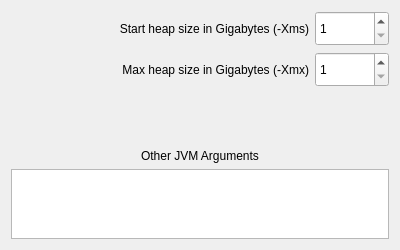
shueppin/PackedMC, file interface/ui_files/advanced_options_popup.ui: the form before one commit.
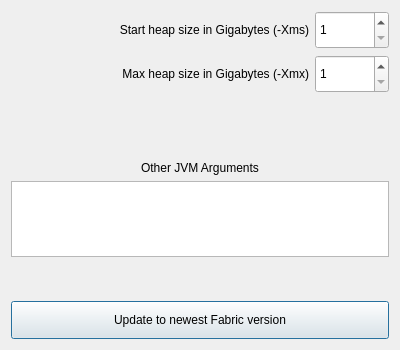
The form after the commit.

Commit message: Add button to update instance to the newest Fabric version

Patch:
```diff
--- a/interface/ui_files/advanced_options_popup.ui
+++ b/interface/ui_files/advanced_options_popup.ui
@@ -7,39 +7,39 @@
     <x>0</x>
     <y>0</y>
     <width>400</width>
-    <height>250</height>
+    <height>350</height>
    </rect>
   </property>
   <property name="windowTitle">
    <string>Advanced JVM Options</string>
   </property>
-  <layout class="QGridLayout" name="gridLayout" rowstretch="1,1,1,1,1" columnstretch="4,1">
-   <item row="0" column="0">
-    <widget class="QLabel" name="label">
+  <layout class="QGridLayout" name="gridLayout" rowstretch="1,1,1,1,2,1,1" columnstretch="4,1">
+   <item row="6" column="0" colspan="2">
+    <widget class="QPushButton" name="UPDATE_FABRIC_VERSION_BUTTON">
      <property name="sizePolicy">
-      <sizepolicy hsizetype="Ignored" vsizetype="Expanding">
+      <sizepolicy hsizetype="Preferred" vsizetype="Expanding">
        <horstretch>0</horstretch>
        <verstretch>0</verstretch>
       </sizepolicy>
      </property>
      <property name="text">
-      <string>Start heap size in Gigabytes (-Xms)</string>
-     </property>
-     <property name="alignment">
-      <set>Qt::AlignRight|Qt::AlignTrailing|Qt::AlignVCenter</set>
+      <string>Update to newest Fabric version</string>
      </property>
     </widget>
    </item>
-   <item row="0" column="1">
-    <widget class="QSpinBox" name="START_HEAP_SIZE">
+   <item row="3" column="0" colspan="2">
+    <widget class="QLabel" name="label_3">
      <property name="sizePolicy">
-      <sizepolicy hsizetype="Minimum" vsizetype="Expanding">
+      <sizepolicy hsizetype="Preferred" vsizetype="Expanding">
        <horstretch>0</horstretch>
        <verstretch>0</verstretch>
       </sizepolicy>
      </property>
-     <property name="minimum">
-      <number>1</number>
+     <property name="text">
+      <string>Other JVM Arguments</string>
+     </property>
+     <property name="alignment">
+      <set>Qt::AlignBottom|Qt::AlignHCenter</set>
      </property>
     </widget>
    </item>
@@ -59,8 +59,8 @@
      </property>
     </widget>
    </item>
-   <item row="1" column="1">
-    <widget class="QSpinBox" name="MAX_HEAP_SIZE">
+   <item row="0" column="1">
+    <widget class="QSpinBox" name="START_HEAP_SIZE">
      <property name="sizePolicy">
       <sizepolicy hsizetype="Minimum" vsizetype="Expanding">
        <horstretch>0</horstretch>
@@ -72,6 +72,9 @@
      </property>
     </widget>
    </item>
+   <item row="4" column="0" colspan="2">
+    <widget class="QTextEdit" name="OTHER_ARGUMENTS"/>
+   </item>
    <item row="2" column="1">
     <spacer name="verticalSpacer">
      <property name="orientation">
@@ -85,25 +88,48 @@
      </property>
     </spacer>
    </item>
-   <item row="4" column="0" colspan="2">
-    <widget class="QTextEdit" name="OTHER_ARGUMENTS"/>
+   <item row="1" column="1">
+    <widget class="QSpinBox" name="MAX_HEAP_SIZE">
+     <property name="sizePolicy">
+      <sizepolicy hsizetype="Minimum" vsizetype="Expanding">
+       <horstretch>0</horstretch>
+       <verstretch>0</verstretch>
+      </sizepolicy>
+     </property>
+     <property name="minimum">
+      <number>1</number>
+     </property>
+    </widget>
    </item>
-   <item row="3" column="0" colspan="2">
-    <widget class="QLabel" name="label_3">
+   <item row="0" column="0">
+    <widget class="QLabel" name="label">
      <property name="sizePolicy">
-      <sizepolicy hsizetype="Preferred" vsizetype="Expanding">
+      <sizepolicy hsizetype="Ignored" vsizetype="Expanding">
        <horstretch>0</horstretch>
        <verstretch>0</verstretch>
       </sizepolicy>
      </property>
      <property name="text">
-      <string>Other JVM Arguments</string>
+      <string>Start heap size in Gigabytes (-Xms)</string>
      </property>
      <property name="alignment">
-      <set>Qt::AlignBottom|Qt::AlignHCenter</set>
+      <set>Qt::AlignRight|Qt::AlignTrailing|Qt::AlignVCenter</set>
      </property>
     </widget>
    </item>
+   <item row="5" column="1">
+    <spacer name="verticalSpacer_2">
+     <property name="orientation">
+      <enum>Qt::Vertical</enum>
+     </property>
+     <property name="sizeHint" stdset="0">
+      <size>
+       <width>20</width>
+       <height>40</height>
+      </size>
+     </property>
+    </spacer>
+   </item>
   </layout>
  </widget>
  <resources/>
```
The commit also changes 6 other files.
